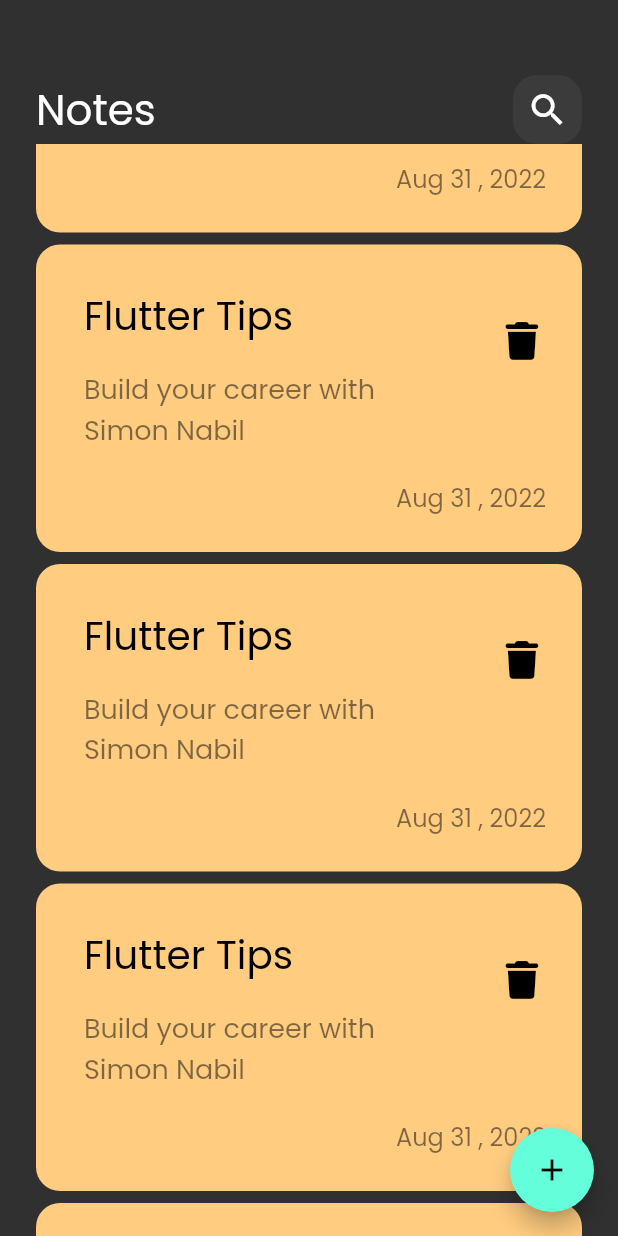
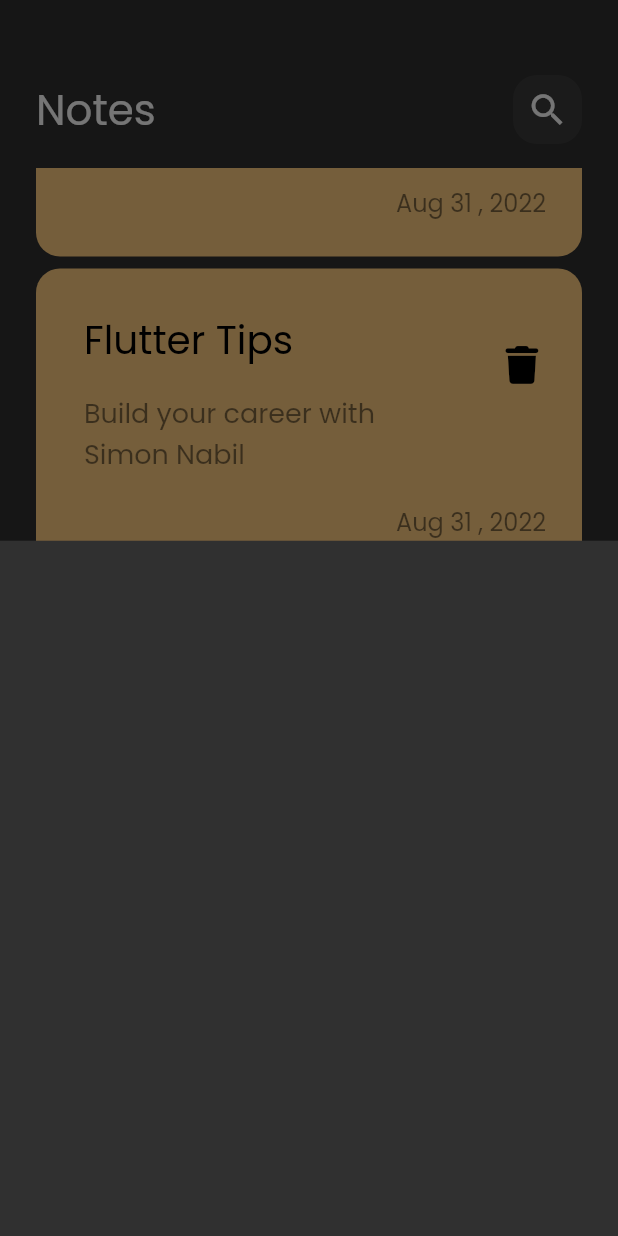
Before and after one commit to Simonnabil22/notes_app, a Flutter app: the screen it shows after launch, scrolled down 576 dp, after a tap on the "add" icon, on a phone screen of 412 x 824 dp. Run offline on Flutter 3.47's test engine with Material 2 defaults, Android fonts, the phone set to English and light mode, and no system bars; our stand-ins replace font_awesome_flutter.

Commit message:
show model bottom sheet

```diff
--- a/lib/views/notes_view.dart
+++ b/lib/views/notes_view.dart
@@ -1,4 +1,5 @@
 import 'package:flutter/material.dart';
+import 'package:notes_app/widgets/add_note_bottom_sheet.dart';
 import 'package:notes_app/widgets/notes_view_body.dart';
 
 class NotesView extends StatelessWidget {
@@ -7,7 +8,17 @@ class NotesView extends StatelessWidget {
   @override
   Widget build(BuildContext context) {
     return  Scaffold(
-      floatingActionButton: FloatingActionButton(onPressed: (){},
+      floatingActionButton: FloatingActionButton(
+        onPressed: ()
+        {
+          showModalBottomSheet(
+            context: context,
+             builder: (context)
+          {
+            return const AddNoteBottomSheet();
+          }
+          );
+        },
       child:const Icon(Icons.add),),
       body:const NotesViewBody() ,
     );
--- /dev/null
+++ b/lib/widgets/add_note_bottom_sheet.dart
@@ -0,0 +1,10 @@
+import 'package:flutter/material.dart';
+
+class AddNoteBottomSheet extends StatelessWidget {
+  const AddNoteBottomSheet({super.key});
+
+  @override
+  Widget build(BuildContext context) {
+    return Container();
+  }
+}
--- a/lib/widgets/notes_list_view.dart
+++ b/lib/widgets/notes_list_view.dart
@@ -7,7 +7,10 @@ class NotesListView extends StatelessWidget {
 
   @override
   Widget build(BuildContext context) {
-    return ListView.builder(
+    return Padding(
+      padding: const EdgeInsets.symmetric(vertical: 16),
+      child: ListView.builder(
+        padding: EdgeInsets.zero,
         itemBuilder: (context , index)
         {
           return const Padding(
@@ -15,6 +18,7 @@ class NotesListView extends StatelessWidget {
             child:  NoteItem(),
           );
         }
+        ),
     );
   }
 }
```
Lines whose indentation alone changed are shown as unchanged.
